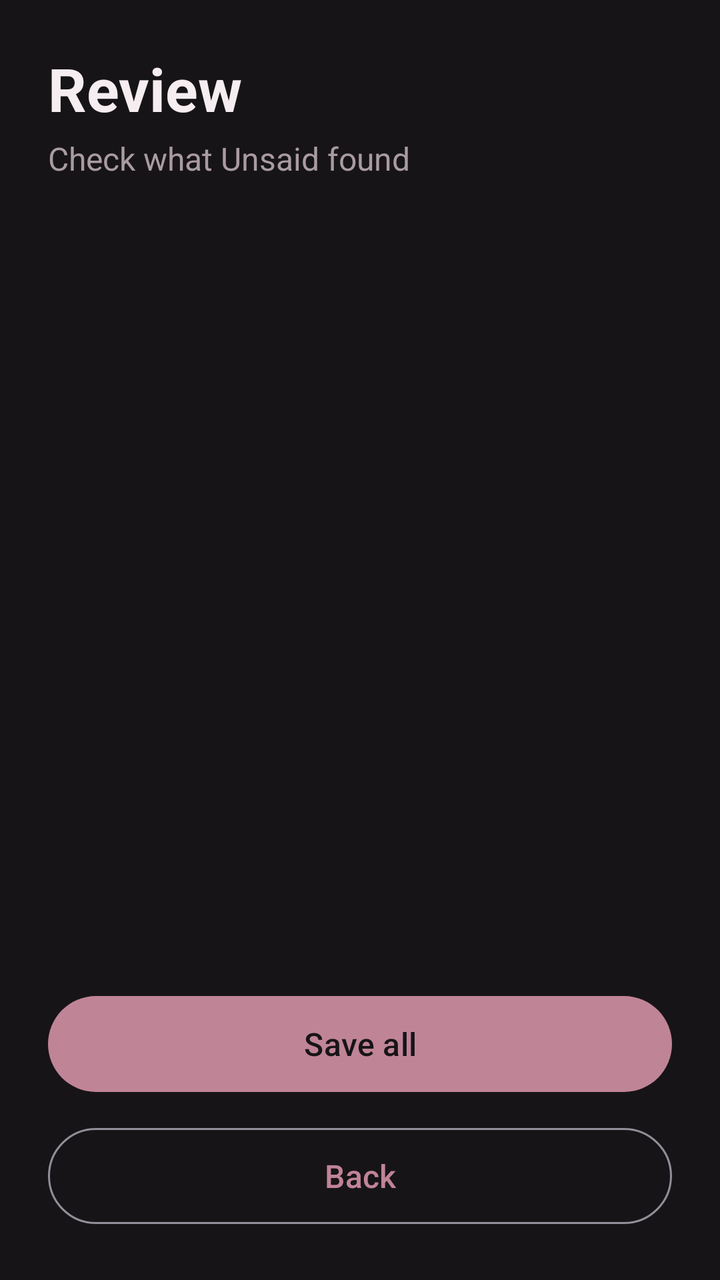
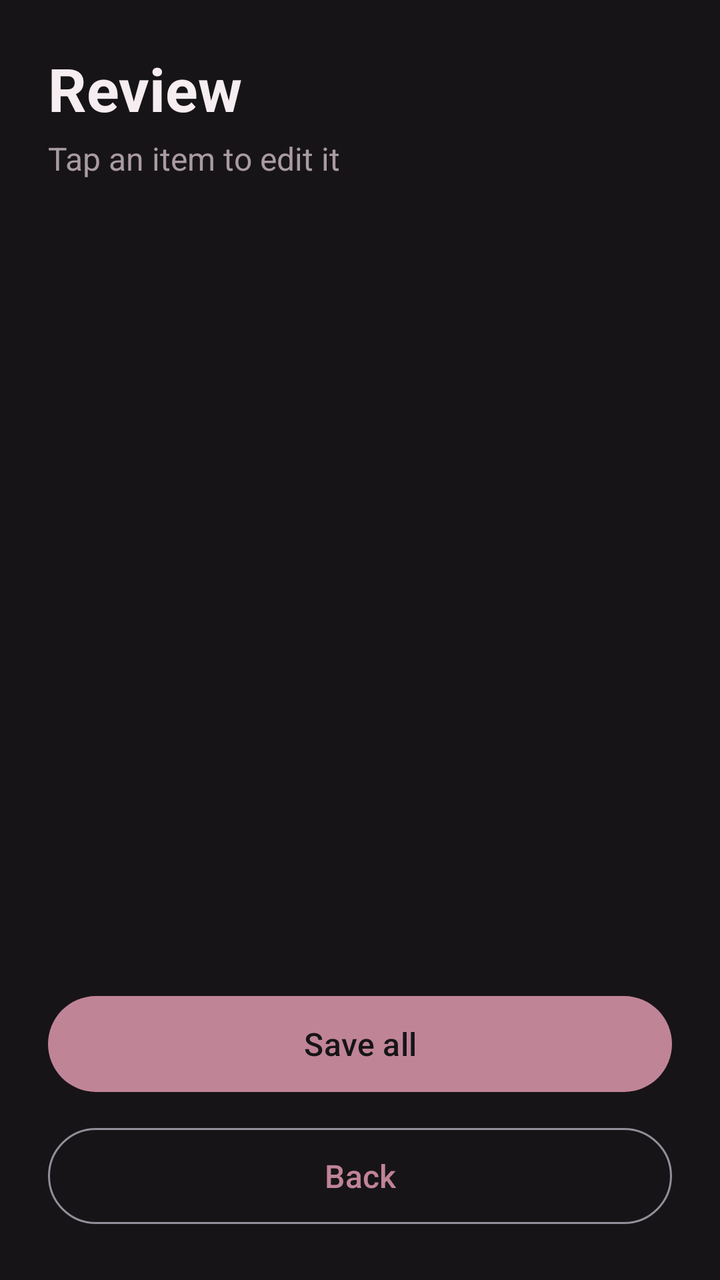

Compare the two renders of this Android layout. The source of the first and the diff that turns it into the second are given below.
<!-- AndroidManifest.xml: application theme Theme.Unsaid -->
<!-- res/layout/activity_review.xml -->
<?xml version="1.0" encoding="utf-8"?>
<LinearLayout xmlns:android="http://schemas.android.com/apk/res/android"
    xmlns:app="http://schemas.android.com/apk/res-auto"
    android:layout_width="match_parent"
    android:layout_height="match_parent"
    android:background="@color/unsaid_background"
    android:orientation="vertical"
    android:padding="24dp">

    <TextView
        android:layout_width="wrap_content"
        android:layout_height="wrap_content"
        android:text="Review"
        android:textColor="@color/unsaid_text"
        android:textSize="30sp"
        android:textStyle="bold" />

    <TextView
        android:layout_width="wrap_content"
        android:layout_height="wrap_content"
        android:layout_marginTop="4dp"
        android:text="Check what Unsaid found"
        android:textColor="@color/unsaid_text_secondary"
        android:textSize="16sp" />

    <ScrollView
        android:layout_width="match_parent"
        android:layout_height="0dp"
        android:layout_marginTop="24dp"
        android:layout_weight="1">

        <LinearLayout
            android:id="@+id/taskList"
            android:layout_width="match_parent"
            android:layout_height="wrap_content"
            android:orientation="vertical" />
    </ScrollView>

    <com.google.android.material.button.MaterialButton
        android:id="@+id/btnSave"
        android:layout_width="match_parent"
        android:layout_height="56dp"
        android:layout_marginTop="16dp"
        android:text="Save all"
        android:textSize="16sp"
        app:cornerRadius="28dp" />

    <com.google.android.material.button.MaterialButton
        android:id="@+id/btnBack"
        style="@style/Widget.Material3.Button.OutlinedButton"
        android:layout_width="match_parent"
        android:layout_height="56dp"
        android:layout_marginTop="10dp"
        android:text="Back"
        android:textSize="16sp"
        app:cornerRadius="28dp" />

</LinearLayout>
<!-- resources referenced by this layout -->
<resources>
  <color name="unsaid_background">#171417</color>
  <color name="unsaid_text">#F5EDF0</color>
  <color name="unsaid_text_secondary">#A99BA2</color>
  <style name="Theme.Unsaid" parent="Base.Theme.Unsaid" />
  <style name="Base.Theme.Unsaid" parent="Theme.Material3.Dark.NoActionBar">
          <item name="colorPrimary">@color/unsaid_accent</item>
          <item name="colorOnPrimary">@color/unsaid_background</item>
          <item name="android:colorBackground">@color/unsaid_background</item>
          <item name="colorOnBackground">@color/unsaid_text</item>
          <item name="colorSurface">@color/unsaid_surface</item>
          <item name="colorOnSurface">@color/unsaid_text</item>
          <item name="colorOnSurfaceVariant">@color/unsaid_text_secondary</item>
          <item name="android:statusBarColor">@color/unsaid_background</item>
          <item name="android:navigationBarColor">@color/unsaid_background</item>
      </style>
  <color name="unsaid_accent">#C08497</color>
  <color name="unsaid_surface">#242025</color>
</resources>

<!-- the commit's change to res/layout/activity_review.xml (unified diff, before → after) -->
@@ -19,7 +19,7 @@
         android:layout_width="wrap_content"
         android:layout_height="wrap_content"
         android:layout_marginTop="4dp"
-        android:text="Check what Unsaid found"
+        android:text="Tap an item to edit it"
         android:textColor="@color/unsaid_text_secondary"
         android:textSize="16sp" />
 
